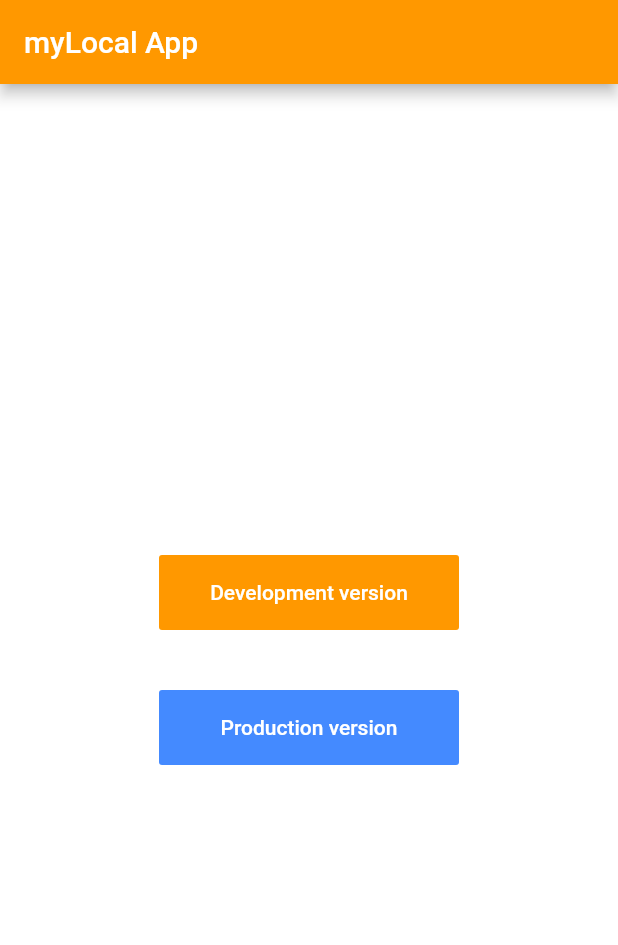
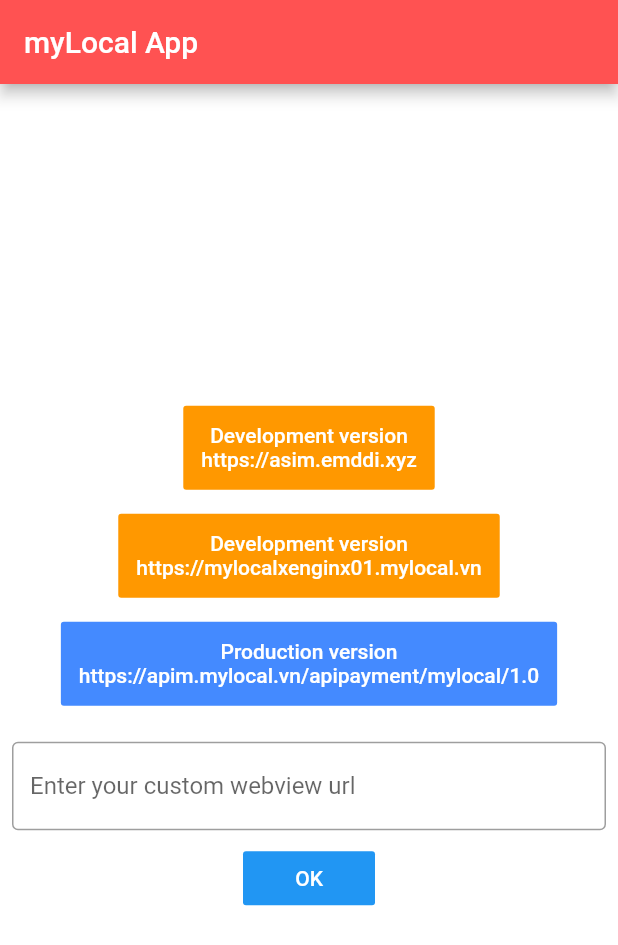
Before and after one commit to taipham1803/webapp-flutter-integrate, a Flutter app: the screen it shows after launch, on a phone screen of 412 x 824 dp. Shown: the top 945 px of the screen. Run offline on Flutter 3.47's test engine with Material 2 defaults, Android fonts, the phone set to English and light mode, and no system bars; our stand-ins replace geolocator, location, logger, permission_handler; missing offline and left inert: flutter_inappwebview.

Commit message:
feat: open webview with custom uri

```diff
--- a/lib/screens/home/home.dart
+++ b/lib/screens/home/home.dart
@@ -1,4 +1,3 @@
-import 'dart:async';
 import 'package:asim_test/utils/routes/routes.dart';
 import 'package:flutter/material.dart';
 import 'package:location/location.dart';
@@ -12,7 +11,15 @@
   @override
   void initState() {
     super.initState();
-    startTimer();
+  }
+
+  final myController = TextEditingController();
+
+  @override
+  void dispose() {
+    // Clean up the controller when the widget is disposed.
+    myController.dispose();
+    super.dispose();
   }
 
   @override
@@ -23,7 +30,7 @@
         backgroundColor: Colors.white,
         appBar: AppBar(
           title: Text('myLocal App'),
-          backgroundColor: Colors.orange,
+          backgroundColor: Colors.redAccent,
         ),
         body: Container(
           // set the width of this Container to 100% screen width
@@ -33,42 +40,99 @@
             // Vertically center the widget inside the column
             mainAxisAlignment: MainAxisAlignment.center,
             children: [
-              ButtonCenter('Development version', Colors.orange, () {
+              ButtonNavigate('Development version', 'https://asim.emddi.xyz',
+                  Colors.orange, () {
                 _navigateToTaxiFeature('dev', 'https://asim.emddi.xyz');
                 return;
               }),
-              ButtonCenter('Production version', Colors.blueAccent, () {
-                _navigateToTaxiFeature('prod', 'https://apim.mylocal.vn/apipayment/mylocal/1.0');
+              ButtonNavigate('Development version',
+                  'https://mylocalxenginx01.mylocal.vn', Colors.orange, () {
+                _navigateToTaxiFeature(
+                    'dev', 'https://mylocalxenginx01.mylocal.vn');
                 return;
               }),
+              ButtonNavigate(
+                  'Production version',
+                  'https://apim.mylocal.vn/apipayment/mylocal/1.0',
+                  Colors.blueAccent, () {
+                _navigateToTaxiFeature(
+                    'prod', 'https://apim.mylocal.vn/apipayment/mylocal/1.0');
+                return;
+              }),
+              InputUrlButton(context),
             ],
           ),
         ));
   }
 
-  Widget ButtonCenter(String name, Color color, Function onPress) {
+  Widget ButtonNavigate(
+      String title, String subTitle, Color color, Function onPress) {
     return Container(
-      height: 50,
-      width: 200,
-      margin: new EdgeInsets.symmetric(vertical: 20.0),
+      margin: new EdgeInsets.symmetric(vertical: 8.0),
       child: FlatButton(
         color: color,
-        padding: EdgeInsets.all(0.0),
-        child: Text(
-          name,
-          maxLines: 1,
-          overflow: TextOverflow.ellipsis,
-          softWrap: false,
-          style: TextStyle(color: Colors.white),
+        padding: EdgeInsets.all(12.0),
+        child: Column(
+          children: [
+            Text(
+              title,
+              maxLines: 1,
+              overflow: TextOverflow.ellipsis,
+              softWrap: false,
+              style: TextStyle(color: Colors.white),
+            ),
+            Text(
+              subTitle,
+              maxLines: 1,
+              overflow: TextOverflow.ellipsis,
+              softWrap: false,
+              style: TextStyle(color: Colors.white),
+            ),
+          ],
         ),
         onPressed: onPress,
       ),
     );
   }
 
-  startTimer() {
-    var _duration = Duration(milliseconds: 500);
-    return Timer(_duration, _requestPermission);
+  Widget InputUrlButton(BuildContext context) {
+
+    return Container(
+      margin: new EdgeInsets.symmetric(vertical: 8.0),
+      child: Column(
+        crossAxisAlignment: CrossAxisAlignment.center,
+        children: <Widget>[
+          Padding(
+            padding: EdgeInsets.symmetric(horizontal: 8, vertical: 8),
+            child: TextField(
+              controller: myController,
+              decoration: InputDecoration(
+                border: OutlineInputBorder(),
+                hintText: 'Enter your custom webview url',
+              ),
+            ),
+          ),
+          FlatButton(
+            color: Colors.blue,
+            onPressed: () {
+              bool _validWebviewURL = Uri.parse(myController.text).isAbsolute;
+              if(!_validWebviewURL){
+                _showDialog("Invalid Url", "Your input text is not a valid web uri!");
+                return;
+              }
+              _navigateToTaxiFeature('manual', myController.text);
+            },
+            child: Text(
+              'OK',
+              maxLines: 1,
+              overflow: TextOverflow.ellipsis,
+              softWrap: false,
+              style: TextStyle(color: Colors.white),
+            ),
+          )
+        ],
+      ),
+    );
   }
 
   _requestPermission() async {
@@ -107,11 +171,33 @@
     );
     // Navigator.of(context).pushReplacementNamed(Routes.taxi);
   }
+
+  void _showDialog(String title, String body) {
+    // flutter defined function
+    showDialog(
+      context: context,
+      builder: (BuildContext context) {
+        // return object of type Dialog
+        return AlertDialog(
+          title: new Text(title),
+          content: new Text(body),
+          actions: <Widget>[
+            // usually buttons at the bottom of the dialog
+            new FlatButton(
+              child: new Text("Close"),
+              onPressed: () {
+                Navigator.of(context).pop();
+              },
+            ),
+          ],
+        );
+      },
+    );
+  }
 }
 
 class ScreenArguments {
   final String envType;
   final String url;
-
   ScreenArguments(this.envType, this.url);
 }
--- a/lib/screens/taxi/taxi.dart
+++ b/lib/screens/taxi/taxi.dart
@@ -9,14 +9,14 @@
   @override
   Widget build(BuildContext context) {
     String envType;
-    String webviewUri;
-    // Map<String, String> args = ModalRoute.of(context).settings.arguments;
+    String webviewUri = 'https://asim.emddi.xyz';
     final args = ModalRoute.of(context).settings.arguments as ScreenArguments;
-    print("Check webviewUri " + args.url);
+    webviewUri = args.url;
+    print('Check webviewUri = ' + webviewUri);
 
     String access_token = "asim_access_token"; // myLocal user's jwt
     return InAppWebView(
-      initialUrlRequest: URLRequest(url: Uri.parse("https://asim.emddi.xyz?token=$access_token"), method: 'GET'),
+      initialUrlRequest: URLRequest(url: Uri.parse("$webviewUri?token=$access_token"), method: 'GET'),
       // initialUrlRequest: URLRequest(url: Uri.parse("http://localhost:9106?token=$access_token"), method: 'GET'),
       onWebViewCreated: (controller) {
         controller.addJavaScriptHandler(
@@ -35,6 +35,16 @@
       androidOnGeolocationPermissionsShowPrompt: (InAppWebViewController controller, String origin) async {
         return GeolocationPermissionShowPromptResponse(origin: origin, allow: true, retain: true);
       },
+        // _onUrlChanged = flutterWebviewPlugin.onUrlChanged.listen((String url) {
+        //   if (mounted) {
+        //     setState(() {
+        //       _history.add("onUrlChanged: $url");
+        //     });
+        //     if(url.contains("tel")){
+        //       //implement for condition
+        //     }
+        //   }
+        // });
       onConsoleMessage: (controller, consoleMessage) {
         print('Check onConsoleMessage');
         print(consoleMessage);
```
